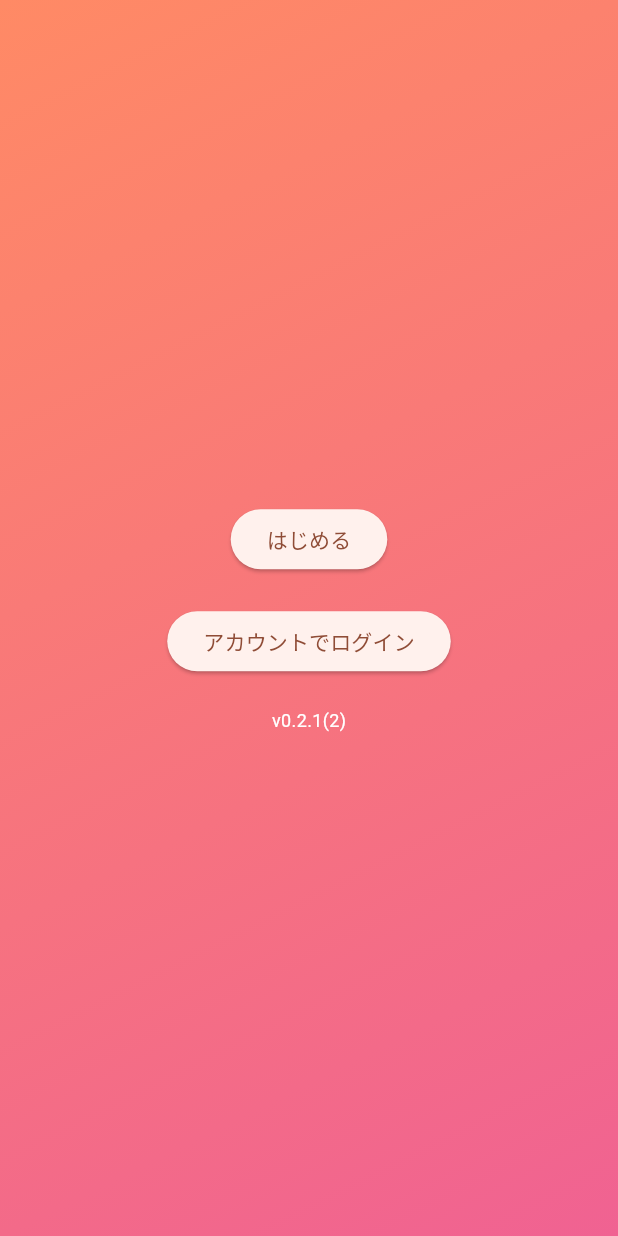
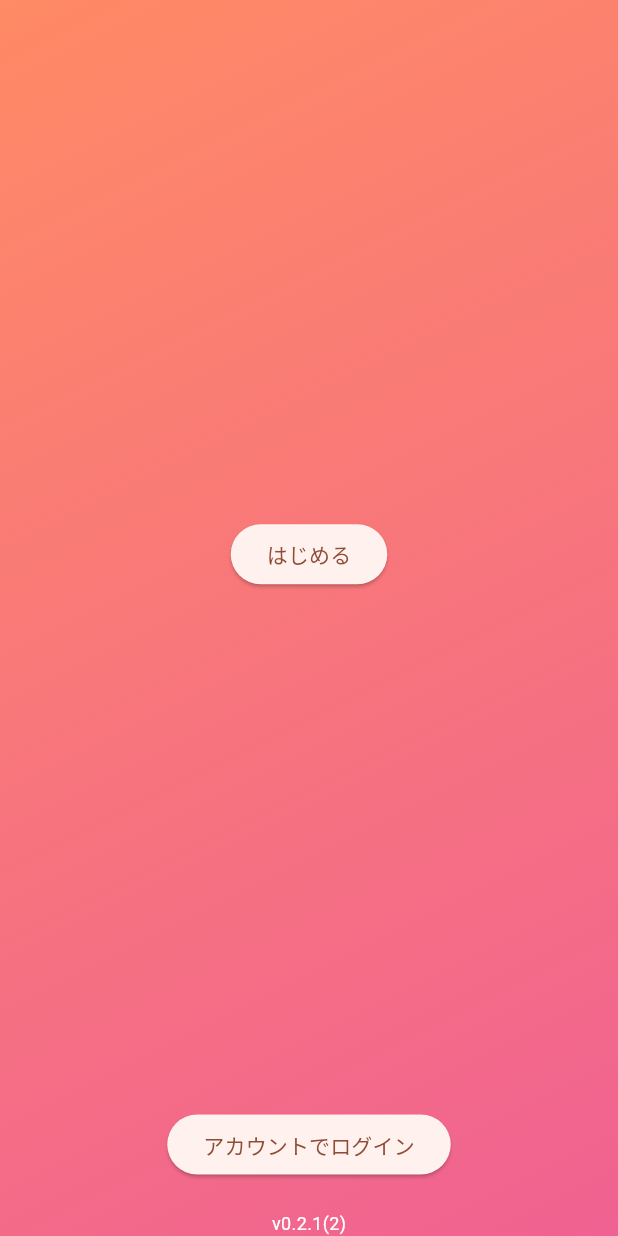
Before and after one commit to rc-code-jp/media_feed_app, a Flutter app: the screen it shows after launch, on a phone screen of 412 x 824 dp. Run offline on Flutter 3.47's test engine with Material 2 defaults, Android fonts, the phone set to English and light mode, and no system bars; our stand-ins replace firebase_core, firebase_messaging, flutter_native_splash, flutter_riverpod, flutter_secure_storage, fluttertoast and 4 more; missing offline and left inert: simple_logger; accounts and stored records are empty; statements that could not run were skipped.

Commit message:
フォルダ構成変更

```diff
--- a/lib/features/my_page/widget/my_page_link_list.dart
+++ b/lib/features/account/widget/account_link_list.dart
@@ -3,8 +3,8 @@ import 'package:flutter_riverpod/flutter_riverpod.dart';
 import 'package:media_feed_app/styles/colors.dart';
 import 'package:media_feed_app/styles/utils.dart';
 
-class MyPageLinkList extends ConsumerWidget {
-  const MyPageLinkList({Key? key}) : super(key: key);
+class AccountLinkList extends ConsumerWidget {
+  const AccountLinkList({Key? key}) : super(key: key);
 
   @override
   Widget build(BuildContext context, WidgetRef ref) {
--- a/lib/features/auth/widgets/sign_up_form.dart
+++ b/lib/features/auth/widgets/sign_up_form.dart
@@ -35,7 +35,7 @@ class SignUpFormState extends ConsumerState<SignUpForm> {
           ElevatedButton(
             onPressed: () {
               // コード認証画面へ
-              Navigator.pushNamed(context, '/sign-up/code');
+              Navigator.pushNamed(context, '/auth/sign-up/code');
             },
             child: const Text('認証する'),
           ),
--- a/lib/features/tutorial/widgets/tutorial_page_view.dart
+++ b/lib/features/tutorial/widgets/tutorial_page_view.dart
@@ -13,13 +13,13 @@ class TutorialPageView extends ConsumerWidget {
       children: [
         const Center(
           child: Text(
-            '1',
+            'チュートリアル1',
             style: TextStyle(color: AppColors.white),
           ),
         ),
         const Center(
           child: Text(
-            '2',
+            'チュートリアル2',
             style: TextStyle(color: AppColors.white),
           ),
         ),
@@ -29,7 +29,7 @@ class TutorialPageView extends ConsumerWidget {
             ElevatedButton(
               onPressed: () {
                 // チュートリアル完了後にログイン画面に遷移
-                Navigator.pushReplacementNamed(context, '/sign-up');
+                Navigator.pushReplacementNamed(context, '/auth/sign-up');
               },
               child: const Text('新規会員登録'),
             ),
--- a/lib/main.dart
+++ b/lib/main.dart
@@ -8,8 +8,8 @@ import 'package:media_feed_app/firebase_options_stg.dart' as fb_option_stg;
 import 'package:media_feed_app/libraries/auth_storage.dart';
 import 'package:media_feed_app/libraries/logger.dart';
 import 'package:media_feed_app/routes.dart';
-import 'package:media_feed_app/screens/main_screen/main_screen.dart';
-import 'package:media_feed_app/screens/start_screen/start_screen.dart';
+import 'package:media_feed_app/screens/main/main_screen.dart';
+import 'package:media_feed_app/screens/start/start_screen.dart';
 import 'package:media_feed_app/styles/colors.dart';
 
 Future<void> main() async {
--- a/lib/routes.dart
+++ b/lib/routes.dart
@@ -1,23 +1,23 @@
 import 'package:flutter/material.dart';
-import 'package:media_feed_app/screens/main_screen/main_screen.dart';
-import 'package:media_feed_app/screens/my_page_screen/news_screen/news_screen.dart';
-import 'package:media_feed_app/screens/my_page_screen/play_history_screen/play_history_screen.dart';
-import 'package:media_feed_app/screens/my_page_screen/point_screen/point_screen.dart';
-import 'package:media_feed_app/screens/my_page_screen/setting_screen/setting_screen.dart';
-import 'package:media_feed_app/screens/sign_in_screen/sign_in_screen.dart';
-import 'package:media_feed_app/screens/sign_up_screen/sign_up_code_screen/sign_up_code_screen.dart';
-import 'package:media_feed_app/screens/sign_up_screen/sign_up_screen.dart';
-import 'package:media_feed_app/screens/start_screen/start_screen.dart';
-import 'package:media_feed_app/screens/tutorial_screen/tutorial_screen.dart';
+import 'package:media_feed_app/screens/account/news_screen.dart';
+import 'package:media_feed_app/screens/account/play_history_screen.dart';
+import 'package:media_feed_app/screens/account/point_screen.dart';
+import 'package:media_feed_app/screens/account/setting_screen.dart';
+import 'package:media_feed_app/screens/auth/sign_in_screen.dart';
+import 'package:media_feed_app/screens/auth/sign_up_code_screen.dart';
+import 'package:media_feed_app/screens/auth/sign_up_screen.dart';
+import 'package:media_feed_app/screens/main/main_screen.dart';
+import 'package:media_feed_app/screens/start/start_screen.dart';
+import 'package:media_feed_app/screens/start/tutorial_screen.dart';
 
 final routes = <String, WidgetBuilder>{
   // ここに書くのはScaffoldを返すルートのみ
   '/main': (context) => const MainScreen(),
   '/start': (context) => const StartScreen(),
   '/tutorial': (context) => const TutorialScreen(),
-  '/sign-in': (context) => const SignInScreen(),
-  '/sign-up': (context) => const SignUpScreen(),
-  '/sign-up/code': (context) => const SignUpCodeScreen(),
+  '/auth/sign-in': (context) => const SignInScreen(),
+  '/auth/sign-up': (context) => const SignUpScreen(),
+  '/auth/sign-up/code': (context) => const SignUpCodeScreen(),
   '/my_page/play-history': (context) => const PlayHistoryScreen(),
   '/my_page/news': (context) => const NewsScreen(),
   '/my_page/point': (context) => const PointScreen(),
--- a/lib/screens/my_page_screen/my_page_screen.dart
+++ b/lib/screens/main/my_page_screen.dart
@@ -1,6 +1,6 @@
 import 'package:flutter/material.dart';
 import 'package:flutter_riverpod/flutter_riverpod.dart';
-import 'package:media_feed_app/features/my_page/widget/my_page_link_list.dart';
+import 'package:media_feed_app/features/account/widget/account_link_list.dart';
 import 'package:media_feed_app/features/point/widgets/point_today.dart';
 import 'package:media_feed_app/styles/colors.dart';
 
@@ -27,7 +27,7 @@ class MyPageScreen extends ConsumerWidget {
           child: SingleChildScrollView(
             child: Padding(
               padding: EdgeInsets.symmetric(horizontal: 10),
-              child: MyPageLinkList(),
+              child: AccountLinkList(),
             ),
           ),
         ),
--- a/lib/screens/start_screen/start_screen.dart
+++ b/lib/screens/start/start_screen.dart
@@ -18,6 +18,8 @@ class StartScreen extends ConsumerWidget {
             mainAxisAlignment: MainAxisAlignment.center,
             mainAxisSize: MainAxisSize.max,
             children: [
+              // 上下にExpandedを置くと間の要素が中央に来る
+              const Expanded(child: SizedBox.shrink()),
               // チュートリアルへ
               ElevatedButton(
                 onPressed: () {
@@ -25,13 +27,11 @@ class StartScreen extends ConsumerWidget {
                 },
                 child: const Text('はじめる'),
               ),
-              const SizedBox(
-                height: 20,
-              ),
+              const Expanded(child: SizedBox.shrink()),
               // ログインへ
               ElevatedButton(
                 onPressed: () {
-                  Navigator.pushNamed(context, '/sign-in');
+                  Navigator.pushNamed(context, '/auth/sign-in');
                 },
                 child: const Text('アカウントでログイン'),
               ),
```
Also changed, not shown: lib/screens/main/main_screen.dart (renamed from lib/screens/main_screen/main_screen.dart, +4 -4 lines), lib/screens/account/news_screen.dart (renamed from lib/screens/my_page_screen/news_screen/news_screen.dart), lib/screens/account/play_history_screen.dart (renamed from lib/screens/my_page_screen/play_history_screen/play_history_screen.dart), lib/screens/account/point_screen.dart (renamed from lib/screens/my_page_screen/point_screen/point_screen.dart), lib/screens/account/setting_screen.dart (renamed from lib/screens/my_page_screen/setting_screen/setting_screen.dart), lib/screens/auth/sign_in_screen.dart (renamed from lib/screens/sign_in_screen/sign_in_screen.dart), lib/screens/auth/sign_up_code_screen.dart (renamed from lib/screens/sign_up_screen/sign_up_code_screen/sign_up_code_screen.dart), lib/screens/auth/sign_up_screen.dart (renamed from lib/screens/sign_up_screen/sign_up_screen.dart), lib/screens/main/change_screen.dart (renamed from lib/screens/change_screen/change_screen.dart), lib/screens/main/feed_screen.dart (renamed from lib/screens/feed_screen/feed_screen.dart), lib/screens/start/tutorial_screen.dart (renamed from lib/screens/tutorial_screen/tutorial_screen.dart), 1 other file.
